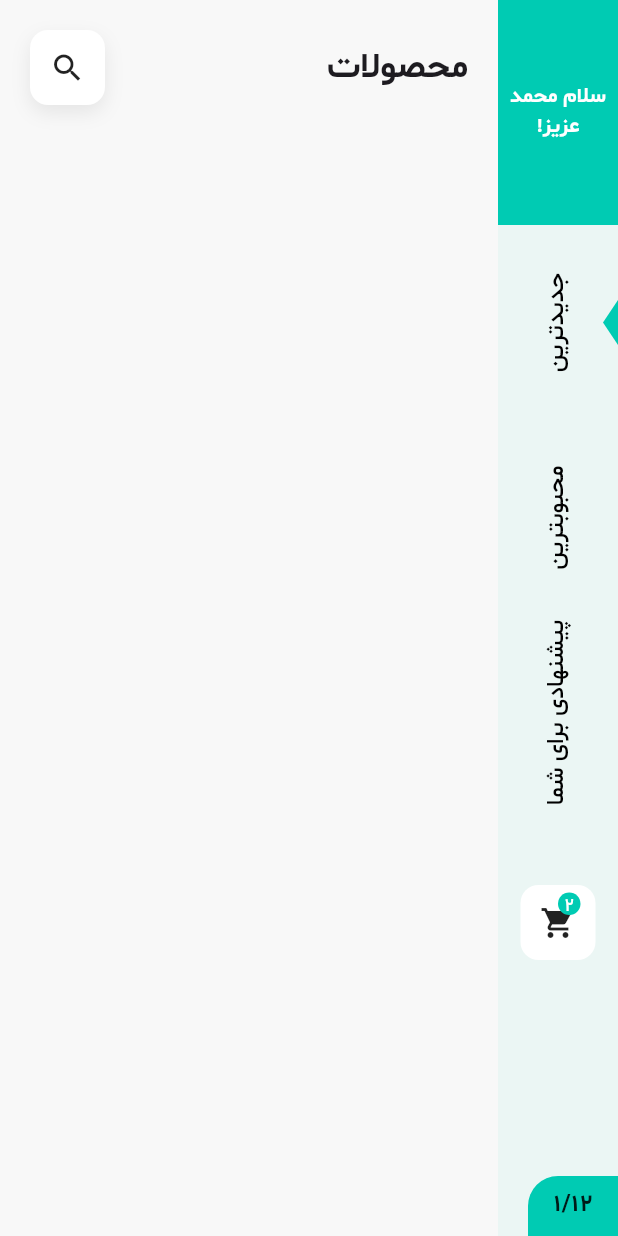
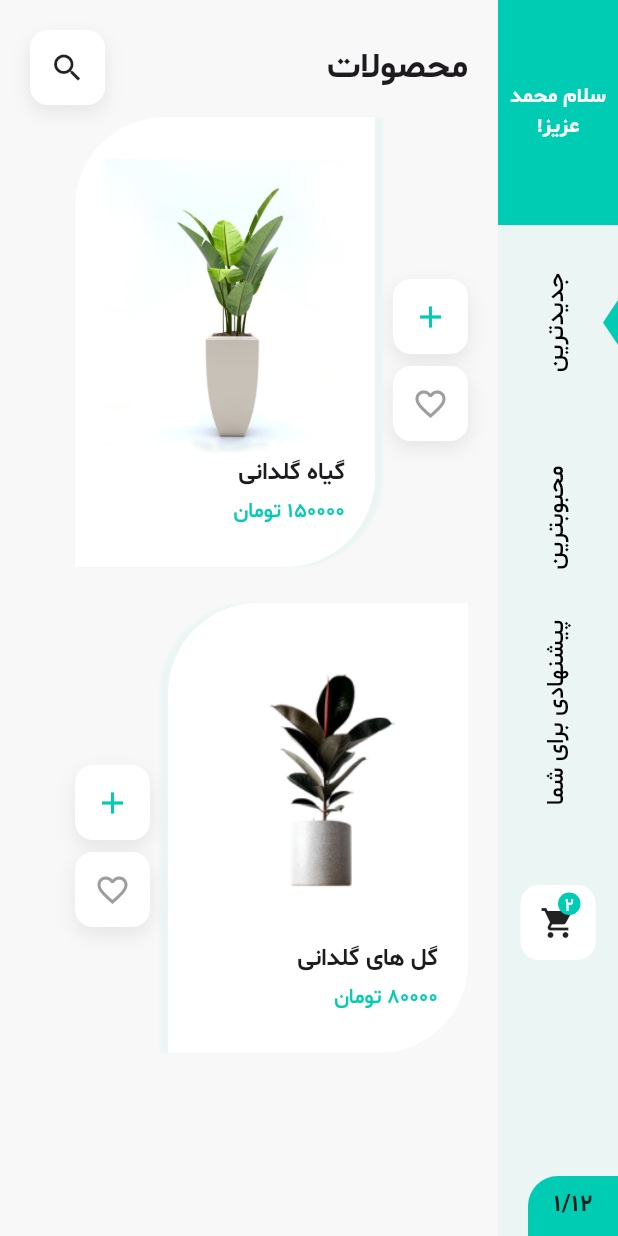
Before and after one commit to mohammad-dehghanifard/flutter_animated_plant_app, a Flutter app: the screen it shows after launch, on a phone screen of 412 x 824 dp. Run offline on Flutter 3.47's test engine with Material 3 defaults, Android fonts, the phone set to English and light mode, and no system bars.

Commit message:
impl PlantWidget custom widget and completed home page ui

```diff
--- a/lib/models/plant_model.dart
+++ b/lib/models/plant_model.dart
@@ -13,3 +13,12 @@ class PlantModel {
     required this.relatedImagePath,
   });
 }
+
+final List<PlantModel> plants = [
+  PlantModel(title: "گیاه گلدانی", size: "گلدان متوسط", imagePath: "assets/images/plant1.png", crust: "براق", delivery: "2 روز کاری", price: 150000, relatedImagePath: [
+    "assets/images/plant1.png","assets/images/plant2.png","assets/images/plant4.png"
+  ]),
+  PlantModel(title: "گل های گلدانی", size: "گلدان کوچک", imagePath: "assets/images/plant2.png", crust: "معمولی", delivery: "6 ساعت", price: 80000, relatedImagePath: [
+    "assets/images/plant1.png","assets/images/plant2.png","assets/images/plant4.png"
+  ]),
+];
--- a/lib/pages/home_page.dart
+++ b/lib/pages/home_page.dart
@@ -1,6 +1,9 @@
 import 'package:animated_plant_app/constants/app_colors.dart';
-import 'package:animated_plant_app/widgets/search_icon_widget.dart';
+import 'package:animated_plant_app/models/plant_model.dart';
+import 'package:animated_plant_app/widgets/icon_button_widget.dart';
+import 'package:animated_plant_app/widgets/plant_widget.dart';
 import 'package:animated_plant_app/widgets/vertical_menu_widget.dart';
+import 'package:flutter/cupertino.dart';
 import 'package:flutter/material.dart';
 
 class HomePage extends StatelessWidget {
@@ -10,28 +13,40 @@ class HomePage extends StatelessWidget {
   Widget build(BuildContext context) {
     return  Scaffold(
       backgroundColor: backgroundColor,
-      body: const SafeArea(
+      body:  SafeArea(
         child: Row(
           crossAxisAlignment: CrossAxisAlignment.start,
           children: [
             // menu widget
-            VerticalMenuWidget(),
+            const VerticalMenuWidget(),
             // home body
             Expanded(
               child: Padding(
-                padding: EdgeInsets.all(20.0),
+                padding: const EdgeInsets.all(20.0),
                 child: Column(
                   children: [
                     // title and search bar
-                    Row(
+                    const Row(
                       mainAxisAlignment: MainAxisAlignment.spaceBetween,
                       children: [
                         Text("محصولات",style: TextStyle(fontSize: 24,fontWeight: FontWeight.bold)),
 
-                        SearchIconWidget()
+                        IconButtonWidget(icon: Icons.search)
                       ],
                     ),
+                    const SizedBox(height: 8),
                     // product list
+                    Expanded(child: ListView.builder(
+                        itemCount: plants.length,
+                        itemBuilder: (context, index) {
+                          return PlantWidget(
+                            onTap: () {},
+                            plant: plants[index],
+                            firstIcon: index.isOdd,
+                          );
+                        },
+                    )
+                    )
                   ],
                 ),
               ),
--- a/lib/widgets/search_icon_widget.dart
+++ b/lib/widgets/icon_button_widget.dart
@@ -1,10 +1,11 @@
 import 'package:flutter/material.dart';
 
-class SearchIconWidget extends StatelessWidget {
-  const SearchIconWidget({
-    super.key,
+class IconButtonWidget extends StatelessWidget {
+  const IconButtonWidget({
+    super.key, required this.icon, this.color,
   });
-
+  final IconData icon;
+  final Color? color;
   @override
   Widget build(BuildContext context) {
     return Container(
@@ -21,7 +22,7 @@ class SearchIconWidget extends StatelessWidget {
             )
           ]
       ),
-      child: const Icon(Icons.search),
+      child: Icon(icon,color: color),
     );
   }
 }
--- /dev/null
+++ b/lib/widgets/plant_widget.dart
@@ -0,0 +1,76 @@
+import 'package:animated_plant_app/constants/app_colors.dart';
+import 'package:animated_plant_app/models/plant_model.dart';
+import 'package:animated_plant_app/widgets/icon_button_widget.dart';
+import 'package:flutter/material.dart';
+
+class PlantWidget extends StatelessWidget {
+  const PlantWidget({
+    super.key, required this.plant, required this.onTap,  this.firstIcon = false,
+  });
+  final PlantModel plant;
+  final VoidCallback onTap;
+  final bool firstIcon;
+  @override
+  Widget build(BuildContext context) {
+    return Row(
+      children: [
+        if(firstIcon)...[
+          _buildCardBody(),
+          const SizedBox(width: 12),
+          // buttons
+          _buildButtons()
+        ] else ...[
+          // buttons
+          _buildButtons(),
+          const SizedBox(width: 12),
+          _buildCardBody(),
+
+
+        ]
+      ],
+    );
+  }
+
+  Column _buildButtons() {
+    return Column(
+      children: [
+        IconButtonWidget(icon: Icons.add,color: greenDark),
+        const SizedBox(height: 8),
+        const IconButtonWidget(icon: Icons.favorite_border,color: Colors.grey),
+      ],
+    );
+  }
+
+  Container _buildCardBody() {
+    return Container(
+      width: 200,
+      height: 300,
+      padding: const EdgeInsets.symmetric(horizontal: 20),
+      margin: const EdgeInsets.only(bottom: 24),
+      decoration:  BoxDecoration(
+          color: Colors.white,
+          boxShadow: [
+            BoxShadow(
+                color: greenLight,
+                blurRadius: 1,
+                offset:  Offset( firstIcon ? -5 : 5, 0)
+            )
+          ],
+          borderRadius: const BorderRadius.only(
+            topLeft: Radius.circular(60),
+            bottomRight: Radius.circular(60),
+          )
+      ),
+      child: Column(
+        mainAxisAlignment: MainAxisAlignment.center,
+        crossAxisAlignment: CrossAxisAlignment.start,
+        children: [
+          Image.asset(plant.imagePath,height: 200,),
+          Text(plant.title,style: const TextStyle(fontSize: 16,fontWeight: FontWeight.w700)),
+          const SizedBox(height: 4,),
+          Text("${plant.price} تومان",style: TextStyle(color: greenDark,fontSize: 14),),
+        ],
+      ),
+    );
+  }
+}
--- a/pubspec.yaml
+++ b/pubspec.yaml
@@ -61,9 +61,8 @@ flutter:
   uses-material-design: true
 
   # To add assets to your application, add an assets section, like this:
-  # assets:
-  #   - images/a_dot_burr.jpeg
-  #   - images/a_dot_ham.jpeg
+  assets:
+    - assets/images/
 
   # An image asset can refer to one or more resolution-specific "variants", see
   # https://flutter.dev/assets-and-images/#resolution-aware
```
Also changed, not shown: assets/images/plant1.png (added), assets/images/plant2.png (added), assets/images/plant3.png (added), assets/images/plant4.png (added), assets/images/plant5.png (added).
